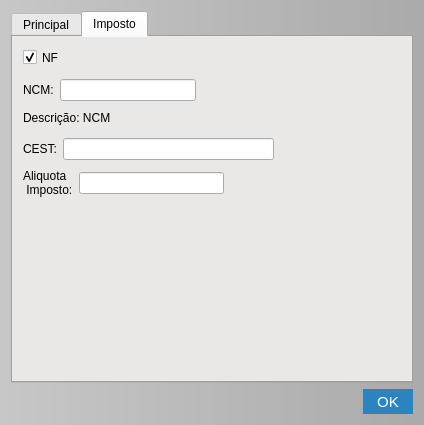
Above: inserirproduto.ui from GabR36/QEstoqueLoja before the change. Below: the same form after it.
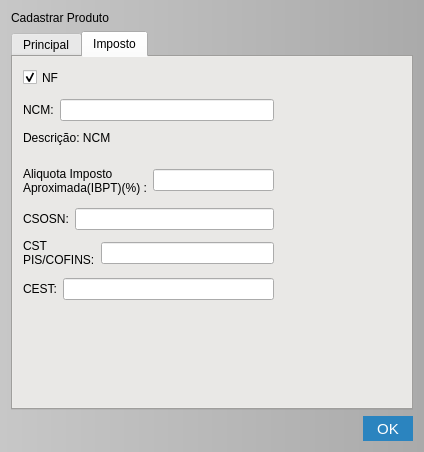
That is the form after the change. Custom widgets are drawn as their Qt base class.

Commit message: campos csosn e pis em produtos

The edit to the form file:
```diff
--- a/inserirproduto.ui
+++ b/inserirproduto.ui
@@ -7,7 +7,7 @@
     <x>0</x>
     <y>0</y>
     <width>424</width>
-    <height>425</height>
+    <height>452</height>
    </rect>
   </property>
   <property name="windowTitle">
@@ -52,7 +52,17 @@
 </string>
   </property>
   <layout class="QGridLayout" name="gridLayout">
-   <item row="1" column="1">
+   <item row="0" column="0">
+    <widget class="QLabel" name="label_11">
+     <property name="styleSheet">
+      <string notr="true">font: 700 15pt &quot;Ubuntu&quot;;</string>
+     </property>
+     <property name="text">
+      <string>Cadastrar Produto</string>
+     </property>
+    </widget>
+   </item>
+   <item row="2" column="1">
     <widget class="QPushButton" name="Btn_Enviar">
      <property name="minimumSize">
       <size>
@@ -65,7 +75,7 @@
      </property>
     </widget>
    </item>
-   <item row="1" column="0">
+   <item row="2" column="0">
     <spacer name="horizontalSpacer">
      <property name="orientation">
       <enum>Qt::Orientation::Horizontal</enum>
@@ -78,7 +88,7 @@
      </property>
     </spacer>
    </item>
-   <item row="0" column="0" colspan="2">
+   <item row="1" column="0" colspan="2">
     <widget class="QTabWidget" name="tabWidget">
      <property name="styleSheet">
       <string notr="true"/>
@@ -310,7 +320,7 @@
        <property name="geometry">
         <rect>
          <x>10</x>
-         <y>100</y>
+         <y>220</y>
          <width>251</width>
          <height>24</height>
         </rect>
@@ -335,9 +345,9 @@
        <property name="geometry">
         <rect>
          <x>10</x>
-         <y>130</y>
-         <width>201</width>
-         <height>32</height>
+         <y>100</y>
+         <width>251</width>
+         <height>47</height>
         </rect>
        </property>
        <layout class="QHBoxLayout" name="horizontalLayout_10">
@@ -347,8 +357,8 @@
            <string>Porcentagem de ICMS aproximada cobrado de cada produto, APENAS PARA INFORMAÇÃO NA NF.</string>
           </property>
           <property name="text">
-           <string>Aliquota 
- Imposto:</string>
+           <string>Aliquota Imposto
+Aproximada(IBPT)(%) :</string>
           </property>
          </widget>
         </item>
@@ -373,12 +383,12 @@
         <bool>true</bool>
        </property>
       </widget>
-      <widget class="QWidget" name="">
+      <widget class="QWidget" name="layoutWidget">
        <property name="geometry">
         <rect>
          <x>10</x>
          <y>40</y>
-         <width>173</width>
+         <width>251</width>
          <height>26</height>
         </rect>
        </property>
@@ -402,6 +412,51 @@
         </item>
        </layout>
       </widget>
+      <widget class="QWidget" name="layoutWidget">
+       <property name="geometry">
+        <rect>
+         <x>10</x>
+         <y>150</y>
+         <width>251</width>
+         <height>24</height>
+        </rect>
+       </property>
+       <layout class="QHBoxLayout" name="horizontalLayout_12">
+        <item>
+         <widget class="QLabel" name="label_12">
+          <property name="text">
+           <string>CSOSN:</string>
+          </property>
+         </widget>
+        </item>
+        <item>
+         <widget class="QLineEdit" name="Ledit_CSOSN"/>
+        </item>
+       </layout>
+      </widget>
+      <widget class="QWidget" name="layoutWidget">
+       <property name="geometry">
+        <rect>
+         <x>10</x>
+         <y>180</y>
+         <width>251</width>
+         <height>32</height>
+        </rect>
+       </property>
+       <layout class="QHBoxLayout" name="horizontalLayout_13">
+        <item>
+         <widget class="QLabel" name="label_13">
+          <property name="text">
+           <string>CST 
+PIS/COFINS:</string>
+          </property>
+         </widget>
+        </item>
+        <item>
+         <widget class="QLineEdit" name="Ledit_PIS"/>
+        </item>
+       </layout>
+      </widget>
      </widget>
     </widget>
    </item>
```
The commit also changes 14 other files.
